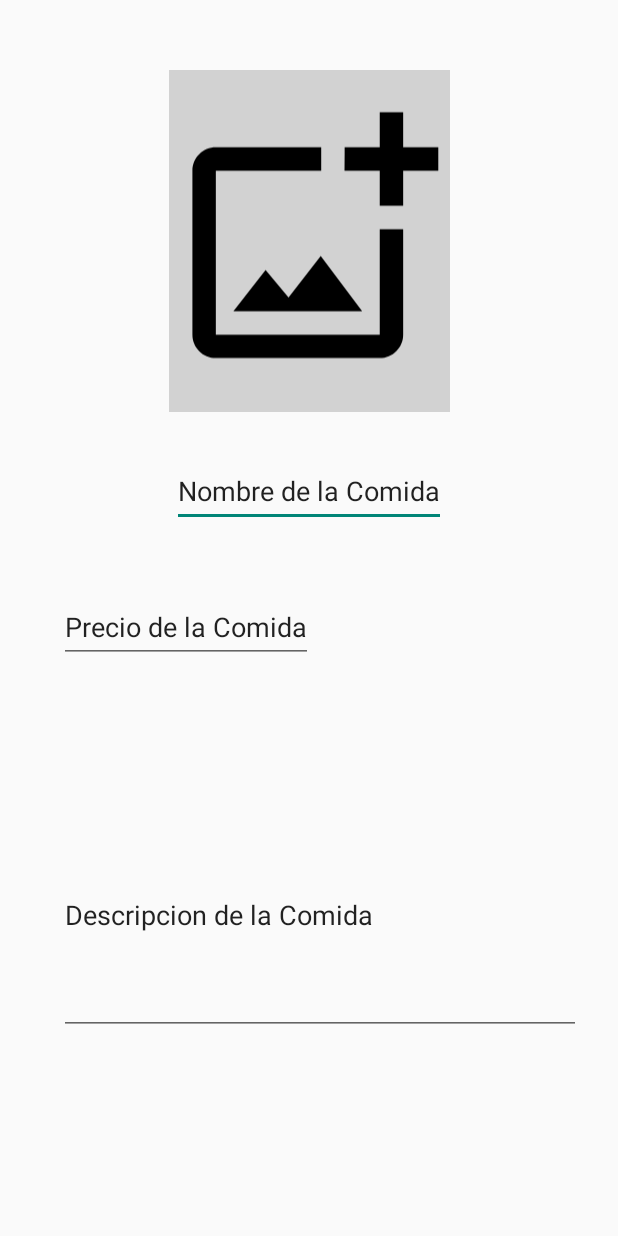
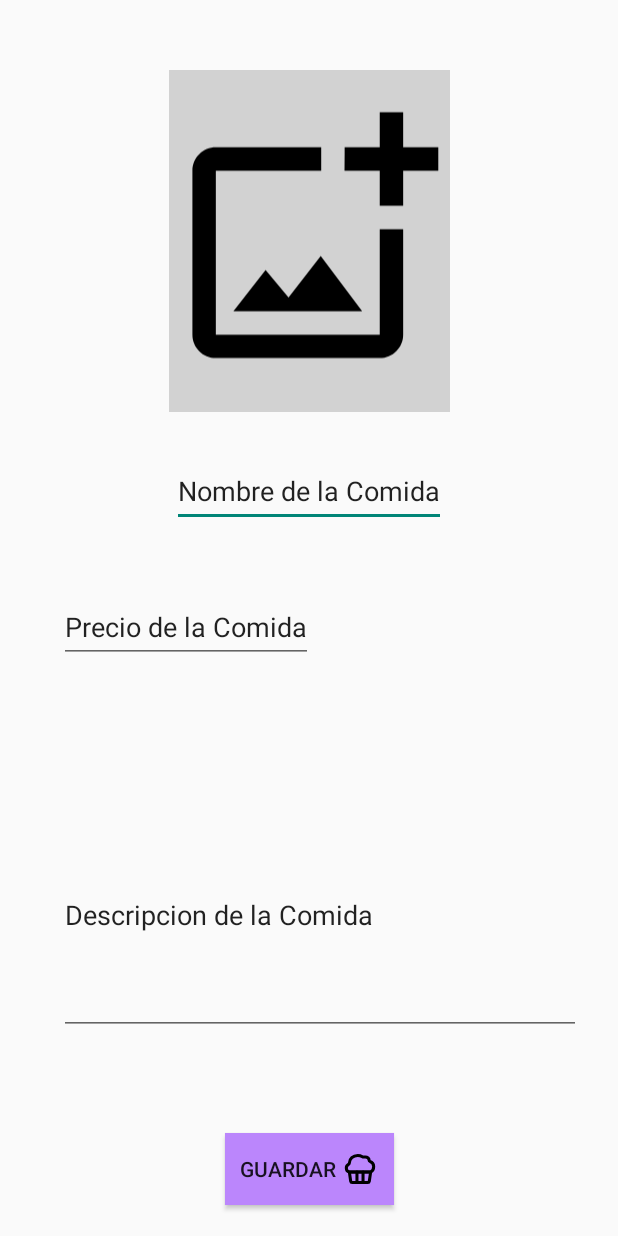
Before and after one commit to Hearly98/cinespoiler, an Android app: the fragment AdminAddFood shown on its own in the app's theme, on a phone screen of 412 x 824 dp. Run offline under Robolectric (Android 15) with nearby library versions, the phone set to English and light mode, and no system bars.

Commit message:
Agregando boton de agregar en vista Administrador

```diff
--- a/app/src/main/java/com/cinespoiler/ui/admin/AdminActivity.kt
+++ b/app/src/main/java/com/cinespoiler/ui/admin/AdminActivity.kt
@@ -37,7 +37,6 @@ class AdminActivity: AppCompatActivity() {
                 addMovieFragment, AdminAddMovie::class.java.name)
             .commit()
 
-
         mBinding.btnv.setOnNavigationItemSelectedListener {
             when(it.itemId){
                 R.id.i_home -> {
--- a/app/src/main/res/layout/fragment_admin_add_food.xml
+++ b/app/src/main/res/layout/fragment_admin_add_food.xml
@@ -64,6 +64,21 @@
             app:layout_constraintTop_toBottomOf="@+id/imgFood"
             app:layout_constraintVertical_bias="0.656" />
 
+        <Button
+            android:id="@+id/btn_AddFood"
+            android:layout_width="wrap_content"
+            android:layout_height="wrap_content"
+            android:text="Guardar "
+            android:drawableEnd="@drawable/ic_dulceria"
+            app:layout_constraintBottom_toBottomOf="parent"
+            app:layout_constraintEnd_toEndOf="parent"
+            app:layout_constraintHorizontal_bias="0.5"
+            android:background="@color/purple_200"
+            android:padding="10dp"
+            app:layout_constraintStart_toStartOf="parent"
+            app:layout_constraintTop_toTopOf="parent"
+            app:layout_constraintVertical_bias="0.973" />
+
 
     </androidx.constraintlayout.widget.ConstraintLayout>
 
```
Also changed, not shown: app/src/main/res/layout/fragment_admin_add_movie.xml (+14 -0 lines).
